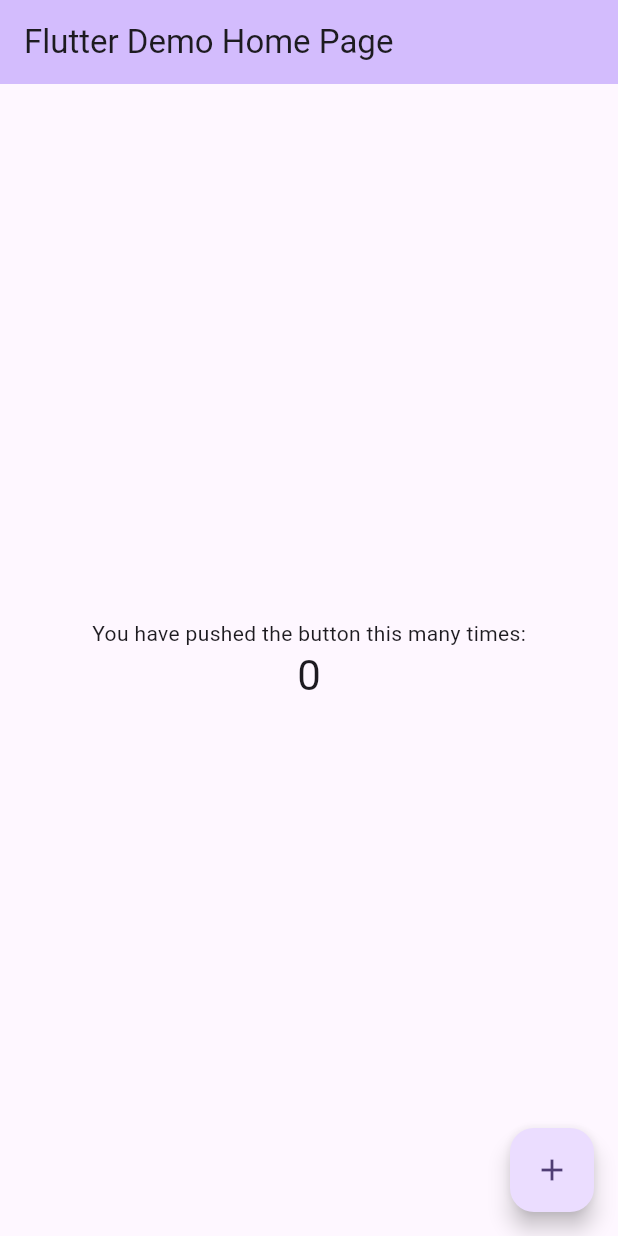
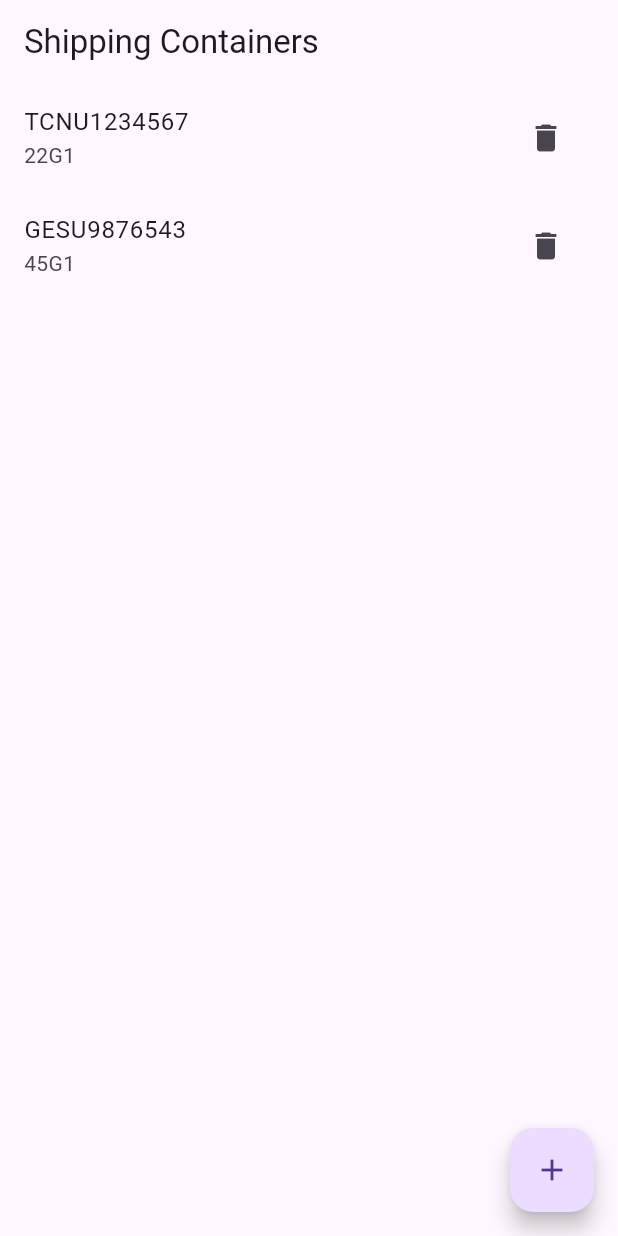
Before and after one commit to yasserbounaim06/container_mobile_app, a Flutter app: the screen it shows after launch, on a phone screen of 412 x 824 dp. Run offline on Flutter 3.47's test engine with Material 3 defaults, Android fonts, the phone set to English and light mode, and no system bars.

Commit message:
initial commit

```diff
--- /dev/null
+++ b/devtools_options.yaml
@@ -0,0 +1,3 @@
+description: This file stores settings for Dart & Flutter DevTools.
+documentation: https://docs.flutter.dev/tools/devtools/extensions#configure-extension-enablement-states
+extensions:
--- a/lib/main.dart
+++ b/lib/main.dart
@@ -1,122 +1,149 @@
 import 'package:flutter/material.dart';
+import 'package:provider/provider.dart';
+import 'dart:async'; // Required for Future.delayed
 
+/// The main entry point of the application.
 void main() {
   runApp(const MyApp());
 }
 
-class MyApp extends StatelessWidget {
-  const MyApp({super.key});
+/// DATA_MODEL
+/// Represents a shipping container with its number, ISO code, and creation date.
+class ShippingContainer {
+  final String number;
+  final String isoCode;
+  final DateTime createdAt;
 
-  // This widget is the root of your application.
-  @override
-  Widget build(BuildContext context) {
-    return MaterialApp(
-      title: 'Flutter Demo',
-      theme: ThemeData(
-        // This is the theme of your application.
-        //
-        // TRY THIS: Try running your application with "flutter run". You'll see
-        // the application has a purple toolbar. Then, without quitting the app,
-        // try changing the seedColor in the colorScheme below to Colors.green
-        // and then invoke "hot reload" (save your changes or press the "hot
-        // reload" button in a Flutter-supported IDE, or press "r" if you used
-        // the command line to start the app).
-        //
-        // Notice that the counter didn't reset back to zero; the application
-        // state is not lost during the reload. To reset the state, use hot
-        // restart instead.
-        //
-        // This works for code too, not just values: Most code changes can be
-        // tested with just a hot reload.
-        colorScheme: ColorScheme.fromSeed(seedColor: Colors.deepPurple),
-      ),
-      home: const MyHomePage(title: 'Flutter Demo Home Page'),
+  /// Creates a [ShippingContainer] instance.
+  ShippingContainer({
+    required this.number,
+    required this.isoCode,
+    required this.createdAt,
+  });
+
+  /// Creates a copy of this [ShippingContainer] with optional new values.
+  ShippingContainer copyWith({
+    String? number,
+    String? isoCode,
+    DateTime? createdAt,
+  }) {
+    return ShippingContainer(
+      number: number ?? this.number,
+      isoCode: isoCode ?? this.isoCode,
+      createdAt: createdAt ?? this.createdAt,
+    );
+  }
+
+  /// Converts this [ShippingContainer] to a JSON map.
+  Map<String, dynamic> toJson() {
+    return {
+      'number': number,
+      'isoCode': isoCode,
+      'createdAt': createdAt.toIso8601String(),
+    };
+  }
+
+  /// Creates a [ShippingContainer] from a JSON map.
+  factory ShippingContainer.fromJson(Map<String, dynamic> json) {
+    return ShippingContainer(
+      number: json['number'] as String,
+      isoCode: json['isoCode'] as String,
+      createdAt: DateTime.parse(json['createdAt'] as String),
     );
   }
 }
 
-class MyHomePage extends StatefulWidget {
-  const MyHomePage({super.key, required this.title});
+/// STATE_MANAGEMENT
+/// Manages the list of shipping containers and provides methods to interact with them.
+class ShippingContainerProvider with ChangeNotifier {
+  final List<ShippingContainer> _containers = [];
 
-  // This widget is the home page of your application. It is stateful, meaning
-  // that it has a State object (defined below) that contains fields that affect
-  // how it looks.
+  List<ShippingContainer> get containers => _containers;
 
-  // This class is the configuration for the state. It holds the values (in this
-  // case the title) provided by the parent (in this case the App widget) and
-  // used by the build method of the State. Fields in a Widget subclass are
-  // always marked "final".
+  /// Adds a new container to the list.
+  void addContainer(ShippingContainer container) {
+    _containers.add(container);
+    notifyListeners();
+  }
 
-  final String title;
+  /// Removes a container from the list.
+  void removeContainer(ShippingContainer container) {
+    _containers.remove(container);
+    notifyListeners();
+  }
 
-  @override
-  State<MyHomePage> createState() => _MyHomePageState();
+  /// Simulates loading containers from a data source (e.g., API).
+  Future<void> loadContainers() async {
+    // Simulate network delay
+    await Future.delayed(const Duration(seconds: 2));
+    // Simulate loading some data
+    _containers.addAll([
+      ShippingContainer(number: 'TCNU1234567', isoCode: '22G1', createdAt: DateTime.now().subtract(const Duration(days: 10))),
+      ShippingContainer(number: 'GESU9876543', isoCode: '45G1', createdAt: DateTime.now().subtract(const Duration(days: 5))),
+    ]);
+    notifyListeners();
+  }
 }
 
-class _MyHomePageState extends State<MyHomePage> {
-  int _counter = 0;
-
-  void _incrementCounter() {
-    setState(() {
-      // This call to setState tells the Flutter framework that something has
-      // changed in this State, which causes it to rerun the build method below
-      // so that the display can reflect the updated values. If we changed
-      // _counter without calling setState(), then the build method would not be
-      // called again, and so nothing would appear to happen.
-      _counter++;
-    });
-  }
+/// UI_COMPONENTS
+/// The main application widget.
+class MyApp extends StatelessWidget {
+  const MyApp({super.key});
 
   @override
   Widget build(BuildContext context) {
-    // This method is rerun every time setState is called, for instance as done
-    // by the _incrementCounter method above.
-    //
-    // The Flutter framework has been optimized to make rerunning build methods
-    // fast, so that you can just rebuild anything that needs updating rather
-    // than having to individually change instances of widgets.
-    return Scaffold(
-      appBar: AppBar(
-        // TRY THIS: Try changing the color here to a specific color (to
-        // Colors.amber, perhaps?) and trigger a hot reload to see the AppBar
-        // change color while the other colors stay the same.
-        backgroundColor: Theme.of(context).colorScheme.inversePrimary,
-        // Here we take the value from the MyHomePage object that was created by
-        // the App.build method, and use it to set our appbar title.
-        title: Text(widget.title),
+    return ChangeNotifierProvider(
+      create: (context) => ShippingContainerProvider()..loadContainers(), // Load data on app start
+      child: MaterialApp(
+        title: 'Shipping Container Tracker',
+        theme: ThemeData(
+          primarySwatch: Colors.blue,
+          visualDensity: VisualDensity.adaptivePlatformDensity,
+        ),
+        home: const ContainerListScreen(),
       ),
-      body: Center(
-        // Center is a layout widget. It takes a single child and positions it
-        // in the middle of the parent.
-        child: Column(
-          // Column is also a layout widget. It takes a list of children and
-          // arranges them vertically. By default, it sizes itself to fit its
-          // children horizontally, and tries to be as tall as its parent.
-          //
-          // Column has various properties to control how it sizes itself and
-          // how it positions its children. Here we use mainAxisAlignment to
-          // center the children vertically; the main axis here is the vertical
-          // axis because Columns are vertical (the cross axis would be
-          // horizontal).
-          //
-          // TRY THIS: Invoke "debug painting" (choose the "Toggle Debug Paint"
-          // action in the IDE, or press "p" in the console), to see the
-          // wireframe for each widget.
-          mainAxisAlignment: MainAxisAlignment.center,
-          children: <Widget>[
-            const Text('You have pushed the button this many times:'),
-            Text(
-              '$_counter',
-              style: Theme.of(context).textTheme.headlineMedium,
-            ),
-          ],
-        ),
-      ),
-      floatingActionButton: FloatingActionButton(
-        onPressed: _incrementCounter,
-        tooltip: 'Increment',
-        child: const Icon(Icons.add),
-      ), // This trailing comma makes auto-formatting nicer for build methods.
     );
   }
 }
+
+/// A screen that displays a list of shipping containers.
+class ContainerListScreen extends StatelessWidget {
+  const ContainerListScreen({super.key});
+
+  @override
+  Widget build(BuildContext context) {
+    return Scaffold(
+      appBar: AppBar(
+        title: const Text('Shipping Containers'),
+      ),
+      body: Consumer<ShippingContainerProvider>(
+        builder: (context, provider, child) {
+          if (provider.containers.isEmpty) {
+            return const Center(child: CircularProgressIndicator()); // Show loading indicator
+          } else {
+            return ListView.builder(
+              itemCount: provider.containers.length,
+              itemBuilder: (context, index) {
+                final container = provider.containers[index];
+                return ListTile(
+                  title: Text(container.number),
+                  subtitle: Text(container.isoCode),
+                  trailing: IconButton(
+                    icon: const Icon(Icons.delete),
+                    onPressed: () => provider.removeContainer(container),
+                  ),
+                );
+              },
+            );
+          }
+        },
+      ),
+      floatingActionButton: FloatingActionButton(
+        onPressed: () {
+          // TODO: Implement add container functionality
+        },
+        child: const Icon(Icons.add),
+      ),
+    );
+  }
+}
--- a/pubspec.yaml
+++ b/pubspec.yaml
@@ -34,6 +34,7 @@ dependencies:
   # The following adds the Cupertino Icons font to your application.
   # Use with the CupertinoIcons class for iOS style icons.
   cupertino_icons: ^1.0.8
+  provider: ^6.1.5
 
 dev_dependencies:
   flutter_test:
```
Also changed, not shown: pubspec.lock.
